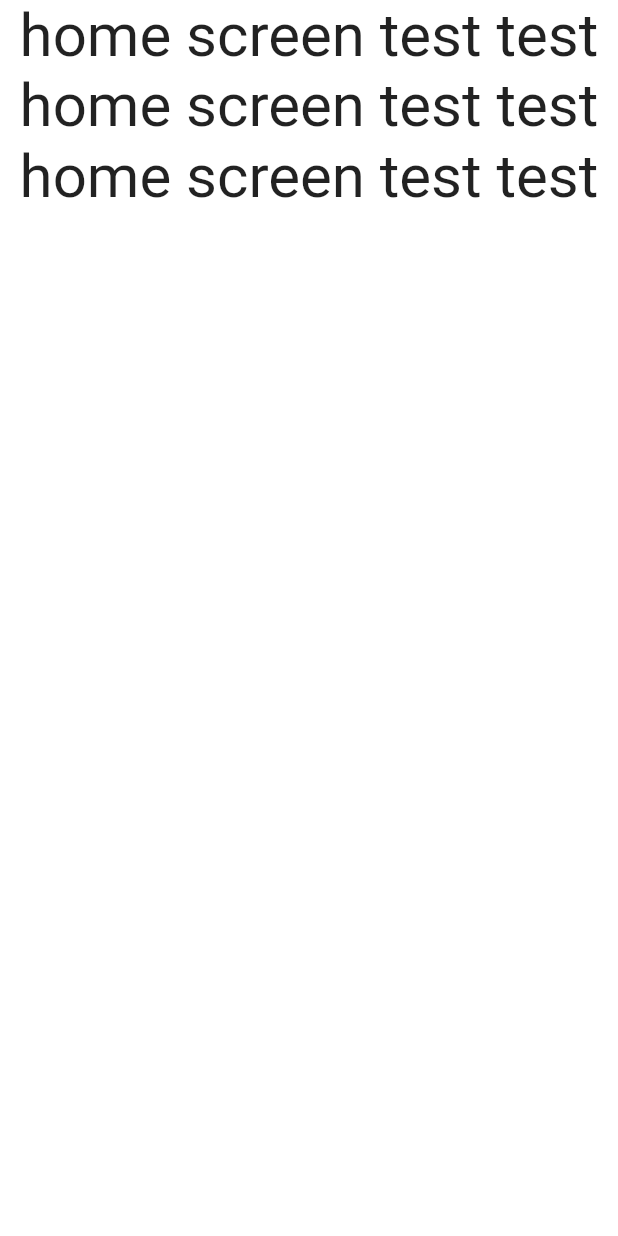
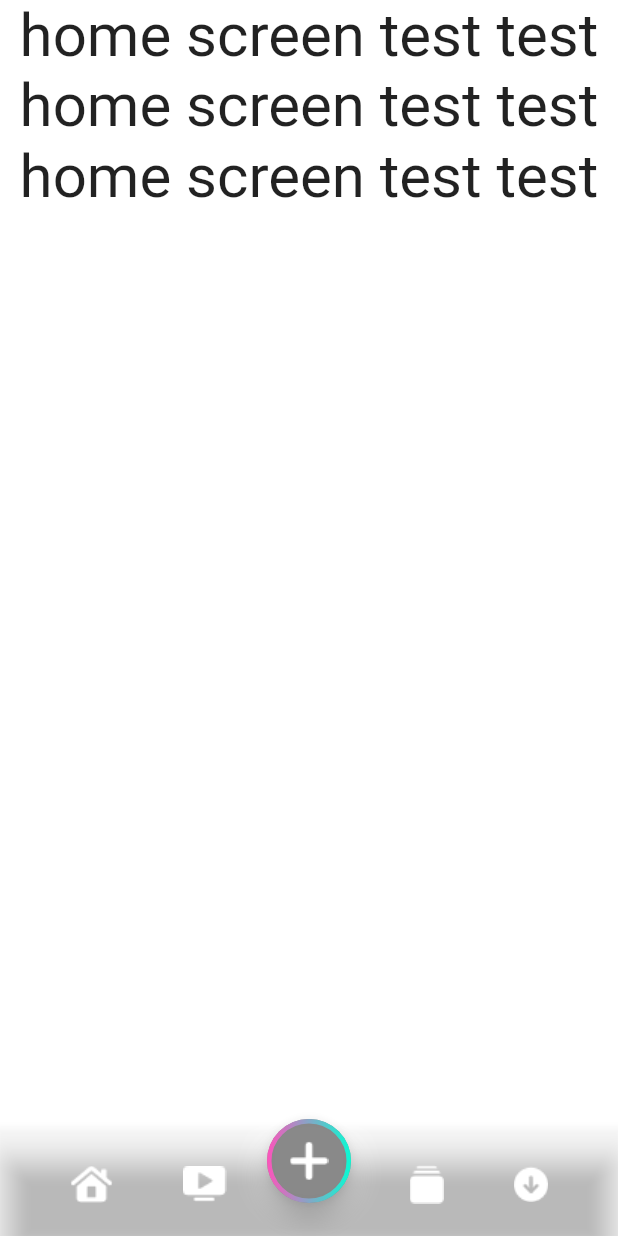
Before and after one commit to riqi3/StreamingApp, a Flutter app: the HomeScreen screen opened directly, on a phone screen of 412 x 824 dp. Run offline on Flutter 3.47's test engine with Material 2 defaults, Android fonts, the phone set to English and light mode, and no system bars; our stand-ins replace gradient_borders, outline_gradient_button, smooth_page_indicator.

Commit message:
updated intro screen and homescreen

```diff
--- a/streaming_app/lib/main.dart
+++ b/streaming_app/lib/main.dart
@@ -16,8 +16,8 @@ class StreamingApp extends StatelessWidget {
       ),
       debugShowCheckedModeBanner: false,
       routes: {
-        '/' :(context) => IntroScreen(),
-        'home': (context) => HomeScreen(),
+        '/' :(context) => HomeScreen(),
+        'home': (context) => IntroScreen(),
         'movie':(context) => MovieScreen(),
       },
     );
--- a/streaming_app/lib/pages/HomeScreen.dart
+++ b/streaming_app/lib/pages/HomeScreen.dart
@@ -1,4 +1,9 @@
 import 'package:flutter/material.dart';
+import 'package:gradient_borders/gradient_borders.dart';
+import 'package:streaming_app/widgets/BottomNav.dart';
+
+import '../constants.dart';
+import '../widgets/FloatingAction.dart';
 
 class HomeScreen extends StatelessWidget {
   const HomeScreen({super.key});
@@ -6,7 +11,7 @@ class HomeScreen extends StatelessWidget {
   @override
   Widget build(BuildContext context) {
     return Scaffold(
-      body:  Column(
+      body: Column(
         children: [
           Center(
             child: Text(
@@ -28,6 +33,9 @@ class HomeScreen extends StatelessWidget {
           ),
         ],
       ),
+      floatingActionButton: FloatingAction(),
+      bottomNavigationBar: BottomNav(),
+      floatingActionButtonLocation: FloatingActionButtonLocation.centerDocked,
     );
   }
 }
--- /dev/null
+++ b/streaming_app/lib/widgets/BottomNav.dart
@@ -0,0 +1,73 @@
+import 'package:flutter/material.dart';
+import 'package:gradient_borders/box_borders/gradient_box_border.dart';
+import 'package:streaming_app/constants.dart';
+
+import '../data.dart';
+import 'BotNavIcons.dart';
+
+class BottomNav extends StatelessWidget {
+  const BottomNav({
+    super.key,
+  });
+
+  @override
+  Widget build(BuildContext context) {
+    return BottomAppBar(
+      color: Colors.transparent,
+      child: Container(
+        decoration: BoxDecoration(
+          border: Border(
+            top: BorderSide(
+              color: Colors.transparent,
+              width: 1.0,
+            ),
+          ),
+        ),
+        height: 70,
+        child: new Row(
+          mainAxisAlignment: MainAxisAlignment.spaceEvenly,
+          children: [
+            InkWell(
+              onTap: () {
+                print('object1');
+              },
+              child: Image.asset(
+                'assets/icons/home.png',
+              ),
+            ),
+            InkWell(
+              onTap: () {
+                print('object2');
+              },
+              child: Image.asset(
+                'assets/icons/play-tv.png',
+              ),
+            ),
+            InkWell(
+              onTap: null,
+              child: Image.asset(
+                'assets/icons/blank.png',
+              ),
+            ),
+            InkWell(
+              onTap: () {
+                print('object4');
+              },
+              child: Image.asset(
+                'assets/icons/categories.png',
+              ),
+            ),
+            InkWell(
+              onTap: () {
+                print('object5');
+              },
+              child: Image.asset(
+                'assets/icons/download.png',
+              ),
+            ),
+          ],
+        ),
+      ),
+    );
+  }
+}
--- /dev/null
+++ b/streaming_app/lib/widgets/FloatingAction.dart
@@ -0,0 +1,50 @@
+import 'package:flutter/material.dart';
+
+import 'package:gradient_borders/gradient_borders.dart';
+import '../constants.dart';
+
+class FloatingAction extends StatelessWidget {
+  const FloatingAction({
+    super.key,
+  });
+
+  @override
+  Widget build(BuildContext context) {
+    return Padding(
+      padding: const EdgeInsets.only(top: 40.0),
+      child: FloatingActionButton(
+        onPressed: () {
+          print('object3');
+        },
+        backgroundColor: Color.fromARGB(255, 107, 107, 107),
+        child: Container(
+          height: 70,
+          width: 70,
+          decoration: BoxDecoration(
+            boxShadow: [
+              BoxShadow(
+                offset: Offset(0, 0),
+                color: white.withOpacity(.2),
+                blurRadius: 10,
+                spreadRadius: 10,
+              ),
+            ],
+            border: GradientBoxBorder(
+              gradient: LinearGradient(
+                colors: [
+                  neonPink,
+                  neonGreen,
+                ],
+              ),
+              width: 3,
+            ),
+            borderRadius: BorderRadius.circular(30),
+          ),
+          child: Image.asset(
+            'assets/icons/add.png',
+          ),
+        ),
+      ),
+    );
+  }
+}
--- a/streaming_app/lib/widgets/IntroImage.dart
+++ b/streaming_app/lib/widgets/IntroImage.dart
@@ -26,12 +26,12 @@ class IntroImage extends StatelessWidget {
                 gradient: LinearGradient(
                   colors: [
                     neonPink,
-                    bgColor,
-                    bgColor,
+                    bgColor.withOpacity(.1),
+                    bgColor.withOpacity(.1),
                     neonGreen,
                   ],
                 ),
-                width: 5,
+                width: 3,
               ),
               borderRadius: BorderRadius.circular(200),
             ),
```
Also changed, not shown: streaming_app/lib/data.dart (+22 -4 lines), streaming_app/lib/pages/IntroScreen.dart (+7 -6 lines), streaming_app/lib/widgets/BotNavIcons.dart (added, +24 -0 lines), streaming_app/lib/widgets/SignUpButton.dart (+5 -5 lines), streaming_app/pubspec.yaml (+12 -2 lines), streaming_app/assets/icons/blank.png (added), streaming_app/assets/icons/play-tv.png, streaming_app/pubspec.lock. Lines whose indentation alone changed are shown as unchanged.
